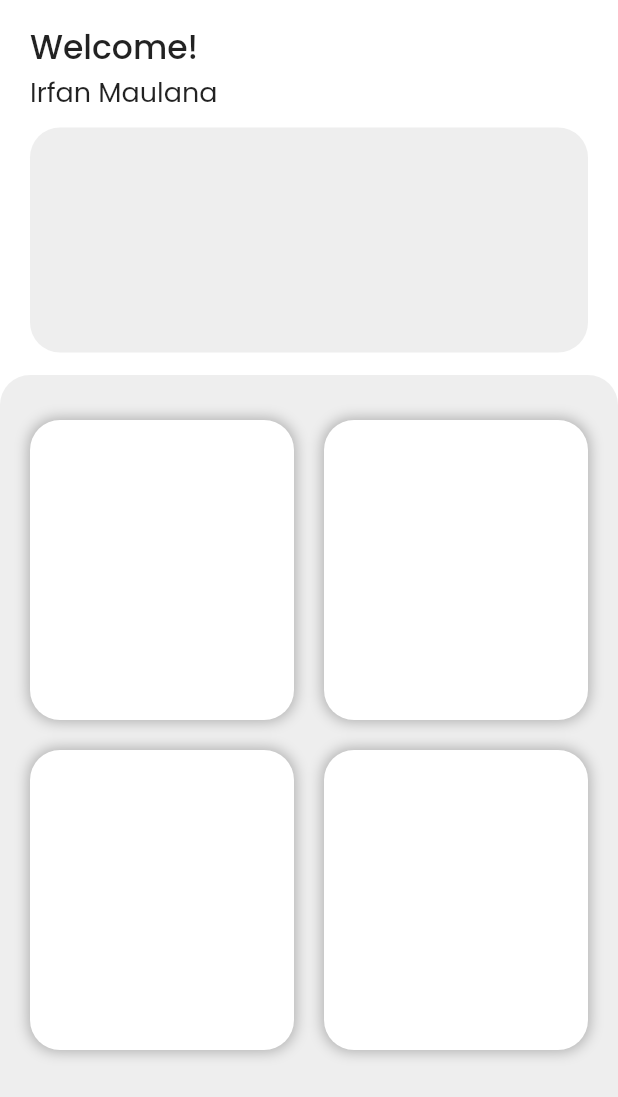
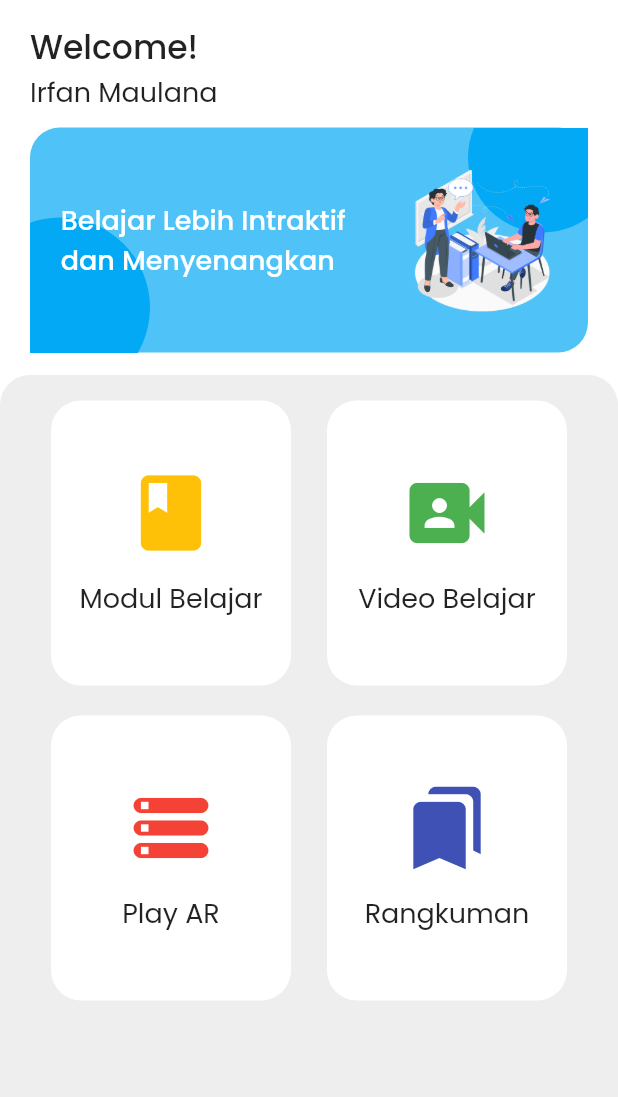
Before and after one commit to irfanrev/study-kejuruan, a Flutter app: the screen it shows after launch, after a tap on "Get Started", on a phone screen of 412 x 824 dp. Shown: the top 1097 px of the screen. Run offline on Flutter 3.47's test engine with Material 2 defaults, Android fonts, the phone set to English and light mode, and no system bars; our stand-ins replace get, google_fonts, youtube_player_flutter.

```diff
--- /dev/null
+++ b/lib/model/video_model.dart
@@ -0,0 +1,22 @@
+class Video {
+  final String? id;
+  final String? title;
+  final String? thumbnailUrl;
+  final String? channelTitle;
+
+  Video({
+    this.id,
+    this.title,
+    this.thumbnailUrl,
+    this.channelTitle,
+  });
+
+  factory Video.fromMap(Map<String, dynamic> snippet) {
+    return Video(
+      id: snippet['resourceId']['videoId'],
+      title: snippet['title'],
+      thumbnailUrl: snippet['thumbnails']['high']['url'],
+      channelTitle: snippet['channelTitle'],
+    );
+  }
+}
--- a/lib/page/home/home_page.dart
+++ b/lib/page/home/home_page.dart
@@ -1,5 +1,7 @@
 import 'package:flutter/material.dart';
+import 'package:get/get.dart';
 import 'package:google_fonts/google_fonts.dart';
+import 'package:study_kejuruan/page/video/video_page.dart';
 
 class HomePage extends StatefulWidget {
   const HomePage({Key? key}) : super(key: key);
@@ -51,14 +53,67 @@ class _HomePageState extends State<HomePage> {
                         height: 150,
                         decoration: BoxDecoration(
                           borderRadius: BorderRadius.circular(20),
-                            color: Colors.grey[200]),
+                          color: Colors.lightBlue[300],
+                        ),
+                        child: Stack(
+                          children: [
+                            Positioned(
+                              bottom: -30,
+                              left: -40,
+                              child: Container(
+                                width: 120,
+                                height: 120,
+                                decoration: BoxDecoration(
+                                  color: Colors.lightBlue[500],
+                                  shape: BoxShape.circle,
+                                ),
+                              ),
+                            ),
+                            Positioned(
+                              right: -20,
+                              top: -30,
+                              child: Container(
+                                width: 100,
+                                height: 100,
+                                decoration: BoxDecoration(
+                                  color: Colors.lightBlue[500],
+                                  shape: BoxShape.circle,
+                                ),
+                              ),
+                            ),
+                            Container(
+                              width: double.infinity,
+                              height: double.infinity,
+                              decoration: BoxDecoration(
+                                borderRadius: BorderRadius.circular(20),
+                              ),
+                              child: Row(
+                                mainAxisAlignment:
+                                    MainAxisAlignment.spaceAround,
+                                children: [
+                                  Text(
+                                    'Belajar Lebih Intraktif\ndan Menyenangkan',
+                                    style: GoogleFonts.poppins(
+                                        fontSize: 18,
+                                        fontWeight: FontWeight.w500,
+                                        color: Colors.white),
+                                  ),
+                                  Image.asset(
+                                    'assets/img/belajar.png',
+                                    width: 100,
+                                  )
+                                ],
+                              ),
+                            )
+                          ],
+                        ),
                       )
                     ],
                   ),
                 ),
                 Expanded(
                   child: Container(
-                    padding: EdgeInsets.only(top: 20, left: 10, right: 10),
+                    padding: EdgeInsets.only(top: 17, left: 10, right: 10),
                     decoration: BoxDecoration(
                       color: Colors.grey[200],
                       borderRadius: BorderRadius.only(
@@ -69,85 +124,122 @@ class _HomePageState extends State<HomePage> {
                     child: ListView(
                       children: [
                         Row(
+                          mainAxisAlignment: MainAxisAlignment.spaceEvenly,
                           children: [
-                            Expanded(
-                              child: Container(
-                                margin: EdgeInsets.all(10.0),
-                                height: 200,
+                            Container(
+                              width: 160,
+                              height: 190,
                               decoration: BoxDecoration(
                                 color: Colors.white,
                                 borderRadius: BorderRadius.circular(20),
-                                  boxShadow: [
-                                    BoxShadow(
-                                      color: Colors.black26,
-                                      offset: Offset.zero,
-                                      spreadRadius: 1,
-                                      blurRadius: 7,
+                              ),
+                              child: Column(
+                                mainAxisAlignment: MainAxisAlignment.center,
+                                children: [
+                                  Icon(
+                                    Icons.book_rounded,
+                                    size: 60,
+                                    color: Colors.amber,
+                                  ),
+                                  SizedBox(
+                                    height: 13,
+                                  ),
+                                  Text(
+                                    'Modul Belajar',
+                                    style: GoogleFonts.poppins(fontSize: 18),
+                                  ),
+                                ],
+                              ),
+                            ),
+                            InkWell(
+                              onTap: () => Get.to(VideoPage(),
+                                  transition: Transition.rightToLeft),
+                              child: Container(
+                                width: 160,
+                                height: 190,
+                                decoration: BoxDecoration(
+                                  color: Colors.white,
+                                  borderRadius: BorderRadius.circular(20),
+                                ),
+                                child: Column(
+                                  mainAxisAlignment: MainAxisAlignment.center,
+                                  children: [
+                                    Icon(
+                                      Icons.video_camera_front,
+                                      size: 60,
+                                      color: Colors.green,
+                                    ),
+                                    SizedBox(
+                                      height: 13,
+                                    ),
+                                    Text(
+                                      'Video Belajar',
+                                      style: GoogleFonts.poppins(fontSize: 18),
                                     ),
                                   ],
                                 ),
                               ),
                             ),
-                            Expanded(
-                              child: Container(
-                                margin: EdgeInsets.all(10),
-                                height: 200,
+                          ],
+                        ),
+                        SizedBox(
+                          height: 20,
+                        ),
+                        Row(
+                          mainAxisAlignment: MainAxisAlignment.spaceEvenly,
+                          children: [
+                            Container(
+                              width: 160,
+                              height: 190,
                               decoration: BoxDecoration(
                                 color: Colors.white,
                                 borderRadius: BorderRadius.circular(20),
-                                  boxShadow: [
-                                    BoxShadow(
-                                      color: Colors.black26,
-                                      offset: Offset.zero,
-                                      spreadRadius: 1,
-                                      blurRadius: 7,
+                              ),
+                              child: Column(
+                                mainAxisAlignment: MainAxisAlignment.center,
+                                children: [
+                                  Icon(
+                                    Icons.storage_rounded,
+                                    size: 60,
+                                    color: Colors.red,
+                                  ),
+                                  SizedBox(
+                                    height: 13,
+                                  ),
+                                  Text(
+                                    'Play AR',
+                                    style: GoogleFonts.poppins(fontSize: 18),
                                   ),
                                 ],
                               ),
                             ),
-                            )
-                          ],
-                        ),
-                        Row(
-                          children: [
-                            Expanded(
-                              child: Container(
-                                margin: EdgeInsets.all(10.0),
-                                height: 200,
+                            Container(
+                              width: 160,
+                              height: 190,
                               decoration: BoxDecoration(
                                 color: Colors.white,
                                 borderRadius: BorderRadius.circular(20),
-                                  boxShadow: [
-                                    BoxShadow(
-                                      color: Colors.black26,
-                                      offset: Offset.zero,
-                                      spreadRadius: 1,
-                                      blurRadius: 7,
+                              ),
+                              child: Column(
+                                mainAxisAlignment: MainAxisAlignment.center,
+                                children: [
+                                  Icon(
+                                    Icons.bookmarks_rounded,
+                                    size: 60,
+                                    color: Colors.indigo,
+                                  ),
+                                  SizedBox(
+                                    height: 13,
+                                  ),
+                                  Text(
+                                    'Rangkuman',
+                                    style: GoogleFonts.poppins(fontSize: 18),
                                   ),
                                 ],
                               ),
                             ),
-                            ),
-                            Expanded(
-                              child: Container(
-                                margin: EdgeInsets.all(10),
-                                height: 200,
-                                decoration: BoxDecoration(
-                                  color: Colors.white,
-                                  borderRadius: BorderRadius.circular(20),
-                                  boxShadow: [
-                                    BoxShadow(
-                                      color: Colors.black26,
-                                      offset: Offset.zero,
-                                      spreadRadius: 1,
-                                      blurRadius: 7,
-                                    ),
                           ],
                         ),
-                              ),
-                            )
-                          ],
-                        )
                       ],
                     ),
                   ),
--- a/lib/page/starter.dart
+++ b/lib/page/starter.dart
@@ -40,7 +40,7 @@ class StarterPage extends StatelessWidget {
           ),
           ElevatedButton(
             onPressed: () {
-              Get.to(HomePage(), transition: Transition.fadeIn);
+              Get.to(HomePage(), transition: Transition.rightToLeft);
             },
             style: ElevatedButton.styleFrom(
               primary: Colors.indigo,
```
Also changed, not shown: lib/model/channel_model.dart (added, +32 -0 lines), lib/page/modul/modul_belajar_page.dart (added, +15 -0 lines), lib/page/video/video_detail.dart (added, +41 -0 lines), lib/page/video/video_page.dart (added, +177 -0 lines), lib/services/api_service.dart (added, +84 -0 lines), pubspec.yaml (+6 -1 lines), assets/img/belajar.png (added), pubspec.lock, 1 other file. Lines whose indentation alone changed are shown as unchanged.
